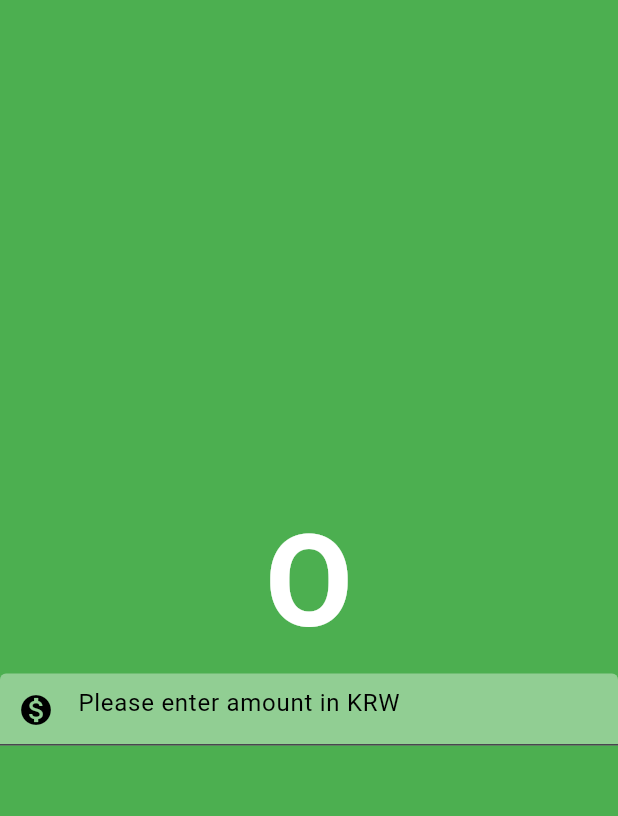
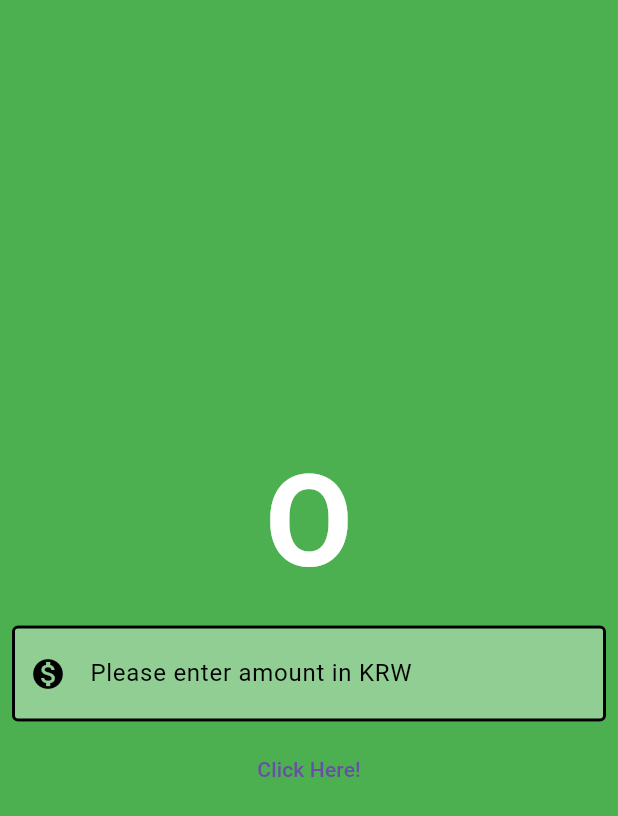
Before and after one commit to THSPSS/currency_converter_app, a Flutter app: the screen it shows after launch, on a phone screen of 412 x 824 dp. Shown: the top 816 px of the screen. Run offline on Flutter 3.47's test engine with Material 3 defaults, Android fonts, the phone set to English and light mode, and no system bars.

Commit message:
update UI with textbutton widget

```diff
--- a/lib/currency_converter_material_page.dart
+++ b/lib/currency_converter_material_page.dart
@@ -6,43 +6,62 @@ class CurrencyConverterMaterialPage extends StatelessWidget {
 
   @override
   Widget build(BuildContext context) {
-    return const Scaffold(
+    const border = OutlineInputBorder(
+                      //Color(0xAARRGGBB) alpha , red , green, black
+                      //0xFF000000
+                      borderSide: BorderSide(
+                        width: 2.0,
+                      )
+                    );
+
+    return Scaffold(
         backgroundColor: Colors.green,
         body : Center(
           child: Column(
             mainAxisAlignment: MainAxisAlignment.center,
             children: [
-               Text('O' ,
+               const Text('O' ,
                style: TextStyle(
                 fontSize: 85,
                 fontWeight: FontWeight.bold,
                 color : Colors.white
                )
                ),
-               TextField(
-                style: TextStyle(
-                  color: Colors.white
-                  ),
+               //padding and container
+               //contrl + shift + R : refactoring widget
+               const Padding(
+                 padding: EdgeInsets.all(8.0),
+                 child: TextField(
                     decoration: InputDecoration(
+                      contentPadding: EdgeInsets.all(20.0),
                       hintText: 'Please enter amount in KRW',
                       hintStyle: TextStyle(
                         color : Colors.black
                       ),
                       prefixIcon: Icon(
-                      Icons.monetization_on ,
+                        Icons.monetization_on,
                         color: Colors.black
                         ),
                       filled : true,
                       fillColor: Colors.white38,
-                    focusedBorder: OutlineInputBorder(
-                      //Color(0xAARRGGBB) alpha , red , green, black
-                      //0xFF000000
-                      borderSide: BorderSide(
-                        width: 2.0,
-                      )
-                    )
+                      focusedBorder: border,
+                      enabledBorder: border
+                    ),
+                    keyboardType: TextInputType.numberWithOptions(
+                      decimal: true,
+                      signed: true
                     ),
                  ),
+               ),
+               //Button
+
+               //raised
+               //appears like a text
+               TextButton(
+                onPressed: () {
+                  print('button clicked');
+                },
+                child: const Text('Click Here!'))
           ],
           ),
         ),
```
Lines whose indentation alone changed are shown as unchanged.
